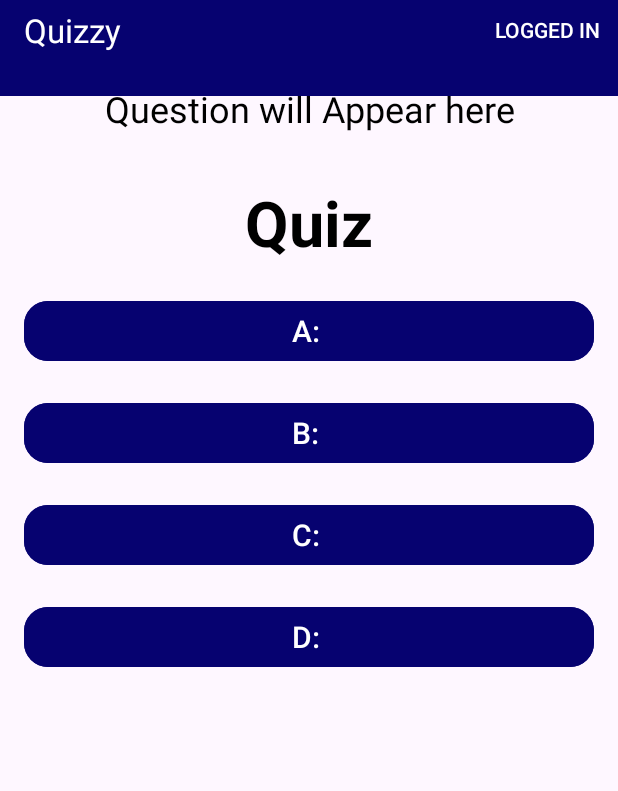
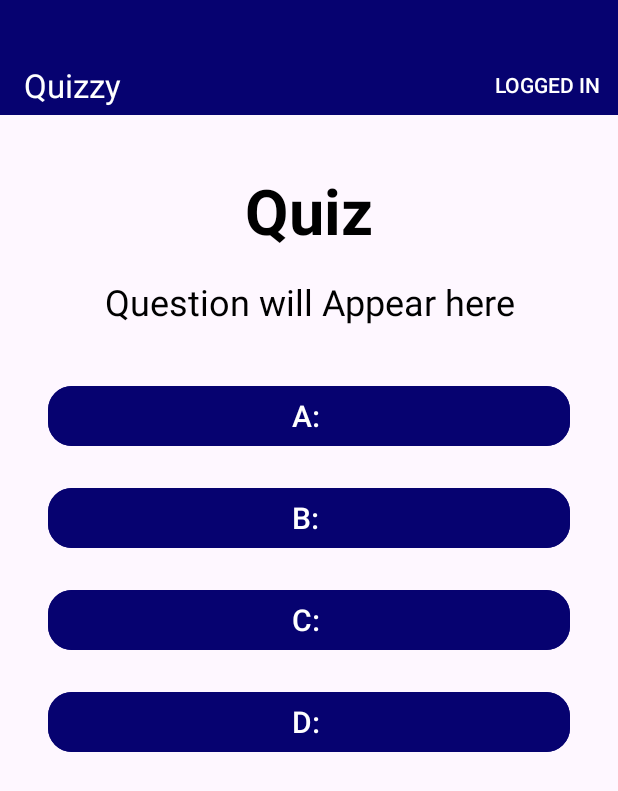
Before and after one commit to CSU-gstew/Quizzy, an Android app: the QuizActivity screen opened directly, with no data from a screen before it, on a phone screen of 412 x 824 dp. Shown: the top 791 px of the screen. Run offline under Robolectric (Android 15) with nearby library versions, the phone set to English and light mode, and no system bars; 1 statement that could not run was skipped.

Commit message:
Initial branch creation for making the recycler view get updated with scores from whatever quizzes a user takes Fixed some weird binding errors that pushed two different textviews into each other

```diff
--- a/app/src/main/java/com/example/project_02/QuizActivity.java
+++ b/app/src/main/java/com/example/project_02/QuizActivity.java
@@ -68,7 +68,7 @@ public class QuizActivity extends AppCompatActivity {
 
     private void showCurrentQuestion(){
         if (questionList == null || questionList.isEmpty() || currentQuestionIndex >= questionList.size()){
-            Toast.makeText(this, "Quiz Completed", Toast.LENGTH_SHORT).show();
+            Toast.makeText(this, "Quiz Completed!", Toast.LENGTH_SHORT).show();
             finish();
             return;
         }
--- a/app/src/main/res/layout/activity_quiz.xml
+++ b/app/src/main/res/layout/activity_quiz.xml
@@ -19,7 +19,7 @@
         android:layout_width="match_parent"
         android:layout_height="40dp"
         android:background="@color/dark_blue"
-        app:layout_constraintBottom_toTopOf="@id/titleMainMenuTextView"
+        app:layout_constraintBottom_toTopOf="@id/titleQuizTextView"
         app:layout_constraintEnd_toEndOf="parent"
         app:layout_constraintHorizontal_bias="1.0"
         app:layout_constraintStart_toStartOf="parent"
@@ -39,39 +39,39 @@
         android:textColor="@color/black"
         android:gravity="center"
         android:layout_margin="16dp"
-        app:layout_constraintTop_toBottomOf="@id/action_bar"
+        app:layout_constraintTop_toBottomOf="@id/titleQuizTextView"
         app:layout_constraintStart_toStartOf="parent"
-        app:layout_constraintEnd_toEndOf="parent"/>
+        app:layout_constraintEnd_toEndOf="parent" />
 
     <TextView
         android:id="@+id/titleQuizTextView"
         android:layout_width="0dp"
         android:layout_height="wrap_content"
-        android:layout_marginTop="80dp"
+        android:layout_marginTop="112dp"
         android:gravity="center"
         android:text="Quiz"
         android:textColor="@color/black"
         android:textSize="42sp"
         android:textStyle="bold"
-        app:layout_constraintTop_toBottomOf="@id/action_bar"
+        app:layout_constraintTop_toTopOf="parent"
         app:layout_constraintStart_toStartOf="parent"
-        app:layout_constraintEnd_toEndOf="parent"/>
+        app:layout_constraintEnd_toEndOf="parent" />
 
     <ScrollView
         android:id="@+id/quizScroll"
         android:layout_width="0dp"
         android:layout_height="0dp"
         android:padding="16dp"
-        app:layout_constraintTop_toBottomOf="@id/titleQuizTextView"
+        app:layout_constraintTop_toBottomOf="@id/questionTextView"
         app:layout_constraintStart_toStartOf="parent"
         app:layout_constraintEnd_toEndOf="parent"
-        app:layout_constraintBottom_toBottomOf="parent"/>
+        app:layout_constraintBottom_toBottomOf="parent">
 
         <LinearLayout
             android:id="@+id/quizContainer"
             android:layout_width="match_parent"
             android:layout_height="wrap_content"
-        android:orientation="vertical"/>
+            android:orientation="vertical">
 
             <Button
                 android:id="@+id/QuestionA"
@@ -80,11 +80,10 @@
                 android:layout_marginHorizontal="16dp"
                 android:layout_marginTop="20dp"
                 android:backgroundTint="@color/dark_blue"
-        app:layout_constraintTop_toBottomOf="@id/titleQuizTextView"
                 android:text="A: "
                 android:textColor="@color/white"
                 android:textSize="20sp"
-        app:cornerRadius="16dp"/>
+                app:cornerRadius="16dp" />
 
             <Button
                 android:id="@+id/QuestionB"
@@ -95,9 +94,8 @@
                 android:backgroundTint="@color/dark_blue"
                 android:text="B: "
                 android:textColor="@color/white"
-        app:layout_constraintTop_toBottomOf="@id/QuestionA"
                 android:textSize="20sp"
-        app:cornerRadius="16dp"/>
+                app:cornerRadius="16dp" />
 
             <Button
                 android:id="@+id/QuestionC"
@@ -108,9 +106,8 @@
                 android:backgroundTint="@color/dark_blue"
                 android:text="C: "
                 android:textColor="@color/white"
-        app:layout_constraintTop_toBottomOf="@id/QuestionB"
                 android:textSize="20sp"
-        app:cornerRadius="16dp"/>
+                app:cornerRadius="16dp" />
 
             <Button
                 android:id="@+id/QuestionD"
@@ -121,9 +118,8 @@
                 android:backgroundTint="@color/dark_blue"
                 android:text="D: "
                 android:textColor="@color/white"
-        app:layout_constraintTop_toBottomOf="@id/QuestionC"
                 android:textSize="20sp"
-        app:cornerRadius="16dp"/>
-
-
+                app:cornerRadius="16dp" />
+        </LinearLayout>
+    </ScrollView>
 </androidx.constraintlayout.widget.ConstraintLayout>
```
Also changed, not shown: 1 other file. Lines whose indentation alone changed are shown as unchanged.
